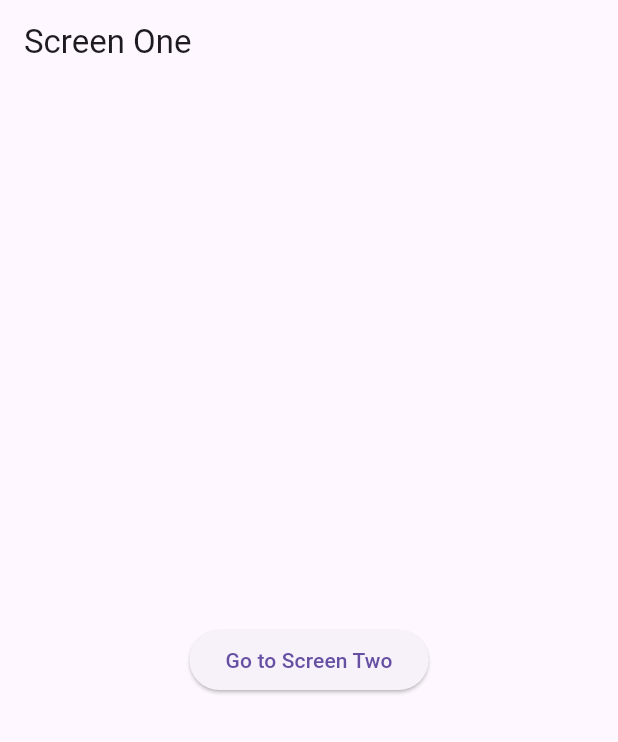
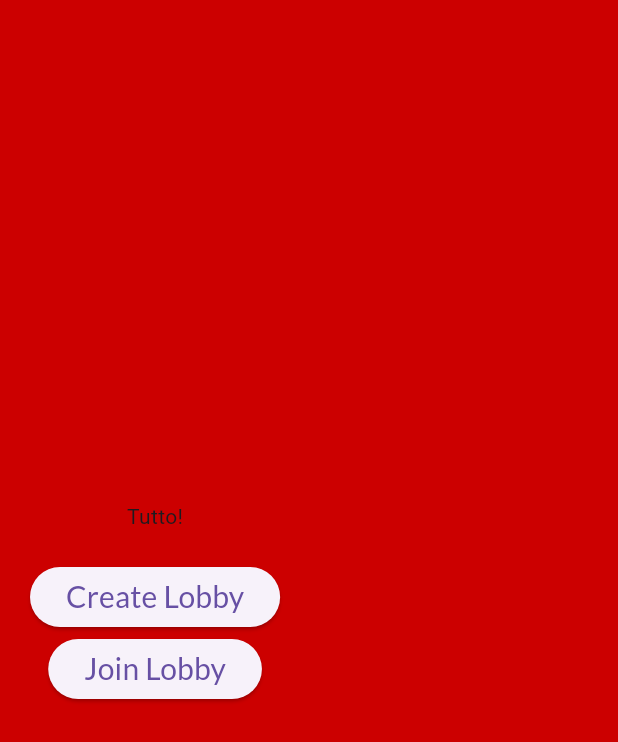
Before and after one commit to TrachselRobin/tutto, a Flutter app: the screen it shows after launch, on a phone screen of 412 x 824 dp. Shown: the top 742 px of the screen. Run offline on Flutter 3.47's test engine with Material 3 defaults, Android fonts, the phone set to English and light mode, and no system bars; our stand-ins replace google_fonts.

Commit message:
ADDED: basic structure of home

```diff
--- a/flutter_tutto/lib/main.dart
+++ b/flutter_tutto/lib/main.dart
@@ -1,8 +1,8 @@
 import 'package:flutter/material.dart';
-import 'screens/screen_one.dart';
+import 'screens/home.dart';
 
 void main() {
   runApp(MaterialApp(
-    home: ScreenOne(),
+    home: Home(),
   ));
 }
--- /dev/null
+++ b/flutter_tutto/lib/screens/home.dart
@@ -0,0 +1,79 @@
+import 'package:flutter/material.dart';
+import 'package:google_fonts/google_fonts.dart';
+import 'screen_two.dart';
+
+class Home extends StatelessWidget {
+  @override
+  Widget build(BuildContext context) {
+    return Scaffold(
+      backgroundColor: Color(0xFFCC0000),
+      body: Column(
+        mainAxisSize: MainAxisSize.max,
+        mainAxisAlignment: MainAxisAlignment.center,
+        crossAxisAlignment: CrossAxisAlignment.center,
+        children: [
+          Text(
+            'Tutto!',
+          ),
+          Padding(
+            padding: EdgeInsets.all(20.0),
+            child: Column(
+              mainAxisSize: MainAxisSize.min,
+              mainAxisAlignment: MainAxisAlignment.center,
+              crossAxisAlignment: CrossAxisAlignment.center,
+              children: [
+                // button for Create Lobby
+                ElevatedButton(
+                  onPressed: () {
+                    Navigator.push(
+                      context,
+                      MaterialPageRoute(builder: (context) => ScreenTwo()),
+                    );
+                  },
+                  child: Text(
+                    'Create Lobby',
+                    style: GoogleFonts.lato(
+                      textStyle: TextStyle(fontSize: 20),
+                    ),
+                  ),
+                ),
+                // button for Join Lobby. When you click on it, you can enter the lobby code. so basically a text field
+                ElevatedButton(
+                  onPressed: () {
+                    showDialog(
+                      context: context,
+                      builder: (context) {
+                        return AlertDialog(
+                          title: Text('Join Lobby'),
+                          content: TextField(
+                            decoration: InputDecoration(
+                              hintText: 'Enter Lobby Code',
+                            ),
+                          ),
+                          actions: [
+                            TextButton(
+                              onPressed: () {
+                                Navigator.of(context).pop();
+                              },
+                              child: Text('Join'),
+                            ),
+                          ],
+                        );
+                      },
+                    );
+                  },
+                  child: Text(
+                    'Join Lobby',
+                    style: GoogleFonts.lato(
+                      textStyle: TextStyle(fontSize: 20),
+                    ),
+                  ),
+                ),
+              ],
+            ),
+          ),
+        ],
+      ),
+    );
+  }
+}
--- a/flutter_tutto/lib/screens/screen_one.dart
+++ /dev/null
@@ -1,22 +0,0 @@
-import 'package:flutter/material.dart';
-import 'screen_two.dart';
-
-class ScreenOne extends StatelessWidget {
-  @override
-  Widget build(BuildContext context) {
-    return Scaffold(
-      appBar: AppBar(title: Text('Screen One')),
-      body: Center(
-        child: ElevatedButton(
-          child: Text('Go to Screen Two'),
-          onPressed: () {
-            Navigator.push(
-              context,
-              MaterialPageRoute(builder: (context) => ScreenTwo()),
-            );
-          },
-        ),
-      ),
-    );
-  }
-}
```
Also changed, not shown: flutter_tutto/pubspec.yaml (+2 -70 lines).
